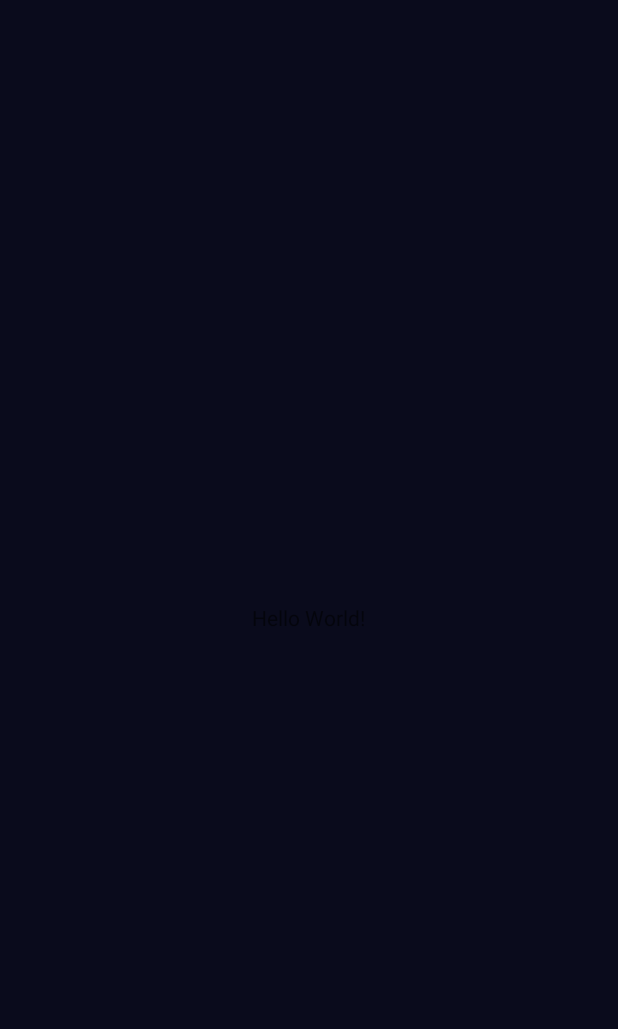
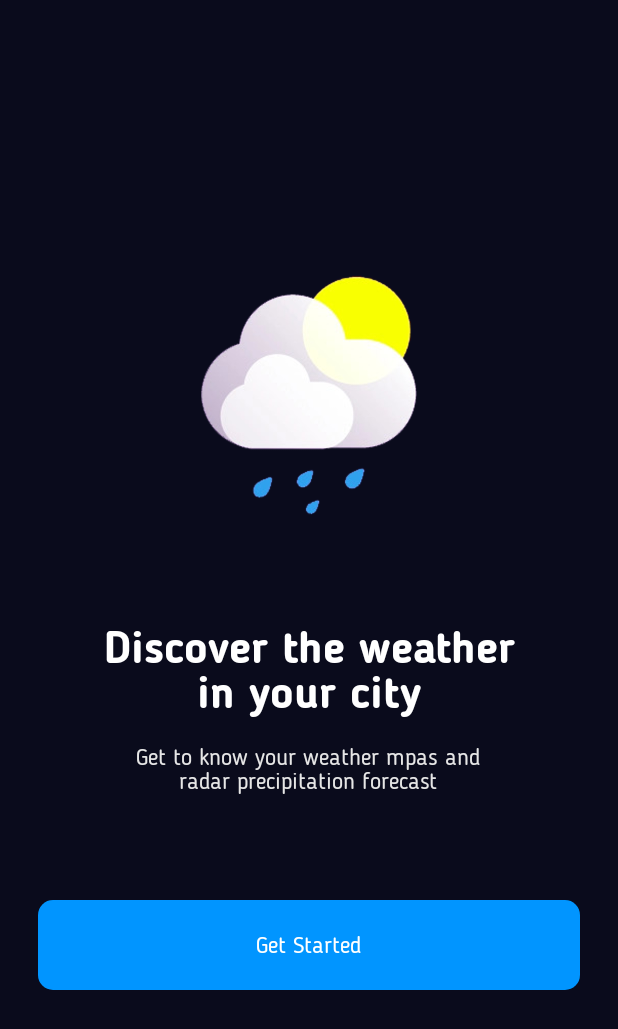
Before and after one commit to saadahmedscse/Caffeine-Weather, an Android app: the screen it shows after launch (FrontActivity), on a phone screen of 412 x 824 dp. Before the commit the part shown is almost empty. Shown: the top 1029 px of the screen. Run offline under Robolectric (Android 15) with nearby library versions, the phone set to English and light mode, and no system bars.

Commit message:
Designed front activity

```diff
--- a/app/src/main/res/layout/activity_front.xml
+++ b/app/src/main/res/layout/activity_front.xml
@@ -1,6 +1,5 @@
 <?xml version="1.0" encoding="utf-8"?>
 <LinearLayout xmlns:android="http://schemas.android.com/apk/res/android"
-    xmlns:app="http://schemas.android.com/apk/res-auto"
     xmlns:tools="http://schemas.android.com/tools"
     android:layout_width="match_parent"
     android:layout_height="match_parent"
@@ -9,13 +8,44 @@
     android:background="@color/background"
     tools:context=".view.activity.FrontActivity">
 
+    <ImageView
+        android:layout_width="@dimen/size_200"
+        android:layout_height="@dimen/size_200"
+        android:src="@drawable/transparent_logo"
+        tools:ignore="ContentDescription" />
+
     <TextView
         android:layout_width="wrap_content"
         android:layout_height="wrap_content"
-        android:text="Hello World!"
-        app:layout_constraintBottom_toBottomOf="parent"
-        app:layout_constraintLeft_toLeftOf="parent"
-        app:layout_constraintRight_toRightOf="parent"
-        app:layout_constraintTop_toTopOf="parent" />
+        android:layout_marginTop="@dimen/size_50"
+        android:fontFamily="@font/bold"
+        android:textSize="@dimen/large_text"
+        android:textColor="@color/colorWhite"
+        android:text="@string/header_title"
+        android:textAlignment="center"/>
+
+    <TextView
+        android:layout_width="wrap_content"
+        android:layout_height="wrap_content"
+        android:layout_marginTop="@dimen/size_15"
+        android:fontFamily="@font/regular"
+        android:textSize="@dimen/small_text"
+        android:textColor="@color/colorLightGrey"
+        android:text="@string/header_tag"
+        android:textAlignment="center"/>
+
+    <TextView
+        android:id="@+id/btn_get_started"
+        android:layout_width="match_parent"
+        android:layout_height="@dimen/size_60"
+        android:layout_marginStart="@dimen/size_25"
+        android:layout_marginEnd="@dimen/size_25"
+        android:background="@drawable/ripple_blue_10"
+        android:layout_marginTop="@dimen/size_70"
+        android:gravity="center"
+        android:text="@string/get_started"
+        android:textColor="@color/colorWhite"
+        android:fontFamily="@font/regular"
+        android:textSize="@dimen/small_text"/>
 
 </LinearLayout>
```
